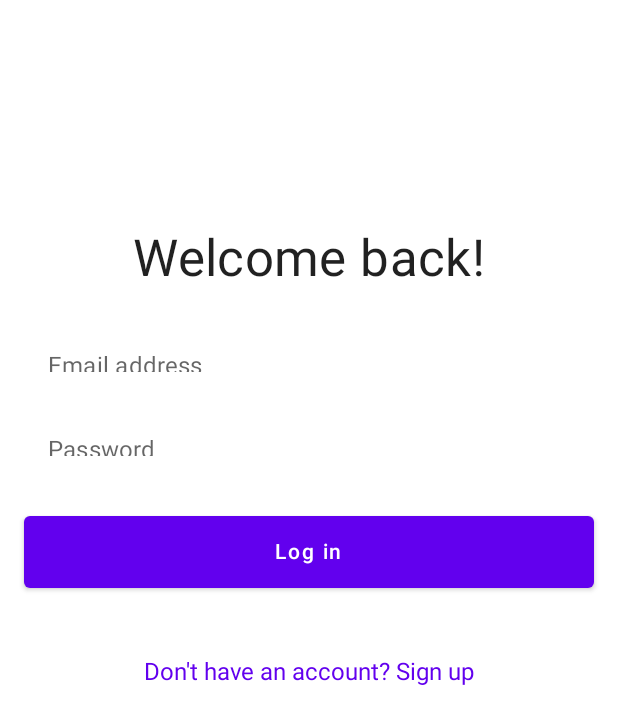
After one commit to realjoni17/ChakkiWallah, an Android app built with Jetpack Compose: the composable LoginScreen shown on its own in the app's theme, on a phone screen of 412 x 824 dp. The commit adds this screen. Shown: the top 724 px of the screen. Run offline under Robolectric (Android 15) with nearby library versions, the phone set to English and light mode, and no system bars.

Commit message:
implemented sign-up and sign-in logic

```diff
--- a/app/build.gradle
+++ b/app/build.gradle
@@ -73,6 +73,8 @@ dependencies {
     implementation'com.google.firebase:firebase-storage-ktx:20.1.0'
     implementation'com.google.firebase:firebase-database-ktx:20.2.0'
     implementation'com.google.firebase:firebase-firestore-ktx:24.5.0'
+    implementation 'com.google.firebase:firebase-auth-ktx'
+
 
     //coil
     implementation("io.coil-kt:coil-compose:2.3.0")
--- a/app/src/main/java/com/android/chakkiwallah/common/Constants.kt
+++ b/app/src/main/java/com/android/chakkiwallah/common/Constants.kt
@@ -1 +1,5 @@
 package com.android.chakkiwallah.common
+
+object Constants {
+    const val USER_COLLECTION = "user_collection"
+}
--- a/app/src/main/java/com/android/chakkiwallah/presentation/homescreen/Homescreen.kt
+++ b/app/src/main/java/com/android/chakkiwallah/presentation/homescreen/Homescreen.kt
@@ -74,9 +74,10 @@ fun MyCardView(
     }
 }
 
-
+/**
 @Preview
 @Composable
 fun HomeScreenPreview() {
 
 }
+ */
--- /dev/null
+++ b/app/src/main/java/com/android/chakkiwallah/presentation/login/LoginScreen.kt
@@ -0,0 +1,113 @@
+package com.android.chakkiwallah.presentation.login
+
+import androidx.compose.foundation.layout.*
+import androidx.compose.foundation.rememberScrollState
+import androidx.compose.foundation.text.KeyboardActions
+import androidx.compose.foundation.text.KeyboardOptions
+import androidx.compose.foundation.verticalScroll
+import androidx.compose.material.*
+import androidx.compose.runtime.*
+import androidx.compose.ui.Alignment
+import androidx.compose.ui.Modifier
+import androidx.compose.ui.graphics.BlendMode.Companion.Color
+import androidx.compose.ui.graphics.Color
+import androidx.compose.ui.text.font.FontWeight
+import androidx.compose.ui.text.input.ImeAction
+import androidx.compose.ui.text.input.KeyboardType
+import androidx.compose.ui.tooling.preview.Preview
+import androidx.compose.ui.unit.dp
+import androidx.compose.ui.unit.sp
+
+@Composable
+fun LoginScreen() {
+    Column(
+        modifier = Modifier
+            .fillMaxSize()
+            .padding(horizontal = 16.dp)
+            .verticalScroll(rememberScrollState())
+    ) {
+        Text(
+            text = "Welcome back!",
+            style = MaterialTheme.typography.h4,
+            modifier = Modifier
+                .paddingFromBaseline(top = 184.dp, bottom = 32.dp)
+                .align(Alignment.CenterHorizontally)
+        )
+        TextField(
+            value = "",
+            onValueChange = { /*TODO*/ },
+            modifier = Modifier
+                .fillMaxWidth()
+                .height(56.dp)
+                .padding(bottom = 8.dp),
+            placeholder = { Text("Email address") },
+            colors = TextFieldDefaults.textFieldColors(
+                backgroundColor = androidx.compose.ui.graphics.Color.Transparent,
+                focusedIndicatorColor = MaterialTheme.colors.primary,
+                unfocusedIndicatorColor = androidx.compose.ui.graphics.Color.Transparent,
+                textColor = MaterialTheme.colors.onBackground
+            ),
+            keyboardOptions = KeyboardOptions(
+                keyboardType = KeyboardType.Email,
+                imeAction = ImeAction.Next
+            ),
+            keyboardActions = KeyboardActions(
+                onNext = { /*TODO*/ }
+            )
+        )
+        TextField(
+            value = "",
+            onValueChange = { /*TODO*/ },
+            modifier = Modifier
+                .fillMaxWidth()
+                .height(56.dp)
+                .padding(bottom = 8.dp),
+            placeholder = { Text("Password") },
+            colors = TextFieldDefaults.textFieldColors(
+                backgroundColor = androidx.compose.ui.graphics.Color.Transparent,
+                focusedIndicatorColor = MaterialTheme.colors.primary,
+                unfocusedIndicatorColor = androidx.compose.ui.graphics.Color.Transparent,
+                textColor = MaterialTheme.colors.onBackground
+            ),
+            keyboardOptions = KeyboardOptions(
+                keyboardType = KeyboardType.Password,
+                imeAction = ImeAction.Done
+            ),
+            keyboardActions = KeyboardActions(
+                onDone = { /*TODO*/ }
+            )
+        )
+        Button(
+            onClick = { /*TODO*/ },
+            modifier = Modifier
+                .fillMaxWidth()
+                .height(72.dp)
+                .padding(top = 16.dp, bottom = 8.dp)
+        ) {
+            Text(
+                text = "Log in",
+                style = MaterialTheme.typography.button,
+                color = MaterialTheme.colors.onPrimary
+            )
+        }
+        TextButton(
+            onClick = { /*TODO*/ },
+            modifier = Modifier
+                .align(Alignment.CenterHorizontally)
+                .padding(top = 24.dp)
+        ) {
+            Text(
+                text = "Don't have an account? Sign up",
+                style = MaterialTheme.typography.body1,
+                color = MaterialTheme.colors.primary
+            )
+        }
+    }
+}
+
+
+@Preview
+@Composable
+fun LoginScreenPreview() {
+    LoginScreen()
+}
--- /dev/null
+++ b/app/src/main/java/com/android/chakkiwallah/presentation/login/LoginViewModel.kt
@@ -0,0 +1 @@
+package com.android.chakkiwallah.presentation.login
```
Also changed, not shown: app/src/main/java/com/android/chakkiwallah/common/UiEvent.kt (added, +14 -0 lines), app/src/main/java/com/android/chakkiwallah/data/repository/AuthRepositoryImpl.kt (added, +53 -0 lines), app/src/main/java/com/android/chakkiwallah/data/repository/FirebaseRepositoryImpl.kt (+47 -6 lines), app/src/main/java/com/android/chakkiwallah/di/FirebaeModule.kt (+23 -3 lines), app/src/main/java/com/android/chakkiwallah/domain/model/AuthUser.kt (added, +10 -0 lines), app/src/main/java/com/android/chakkiwallah/domain/repository/AuthRepository.kt (added, +19 -0 lines), app/src/main/java/com/android/chakkiwallah/domain/repository/FirebaseRepository.kt (+12 -2 lines), app/src/main/java/com/android/chakkiwallah/presentation/signup/Signup.kt (added, +111 -0 lines).
